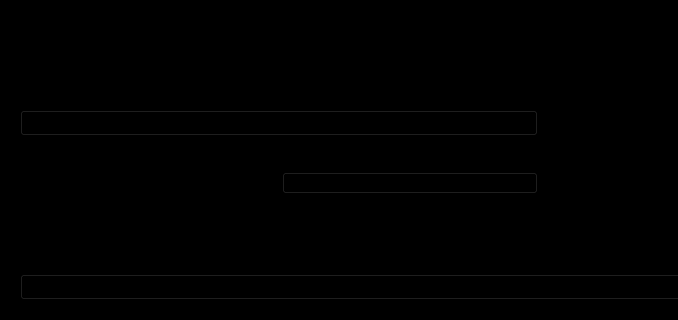
Qt form assets/ui/concate_page.ui (271374667/VideoFusion) before a commit; both pictures show x 0 to 678 and y 330 to 650 of the 1100 by 650 pixel window.
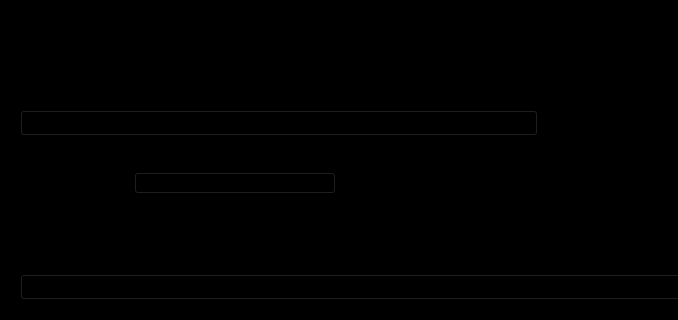
The same form after that commit. Custom widgets are drawn as their Qt base class.

Diff of the .ui file:
```diff
--- a/assets/ui/concate_page.ui
+++ b/assets/ui/concate_page.ui
@@ -131,13 +131,39 @@
            <layout class="QHBoxLayout" name="horizontalLayout_2">
             <item>
              <widget class="BodyLabel" name="BodyLabel">
+              <property name="sizePolicy">
+               <sizepolicy hsizetype="Fixed" vsizetype="Preferred">
+                <horstretch>0</horstretch>
+                <verstretch>0</verstretch>
+               </sizepolicy>
+              </property>
               <property name="text">
                <string>不符合朝向如何调整</string>
               </property>
              </widget>
             </item>
             <item>
-             <widget class="ComboBox" name="ComboBox_2"/>
+             <widget class="ComboBox" name="ComboBox_2">
+              <property name="sizePolicy">
+               <sizepolicy hsizetype="Expanding" vsizetype="Fixed">
+                <horstretch>0</horstretch>
+                <verstretch>0</verstretch>
+               </sizepolicy>
+              </property>
+             </widget>
+            </item>
+            <item>
+             <spacer name="horizontalSpacer">
+              <property name="orientation">
+               <enum>Qt::Horizontal</enum>
+              </property>
+              <property name="sizeHint" stdset="0">
+               <size>
+                <width>40</width>
+                <height>20</height>
+               </size>
+              </property>
+             </spacer>
             </item>
            </layout>
           </item>
@@ -396,6 +422,11 @@
    <extends>QProgressBar</extends>
    <header>qfluentwidgets</header>
   </customwidget>
+  <customwidget>
+   <class>DraggableListWidget</class>
+   <extends>QListWidget</extends>
+   <header>src.components.sort_tool_component</header>
+  </customwidget>
  </customwidgets>
  <resources/>
  <connections>
```
Left out of the diff: 19 changed lines with no effect on the pictures.
